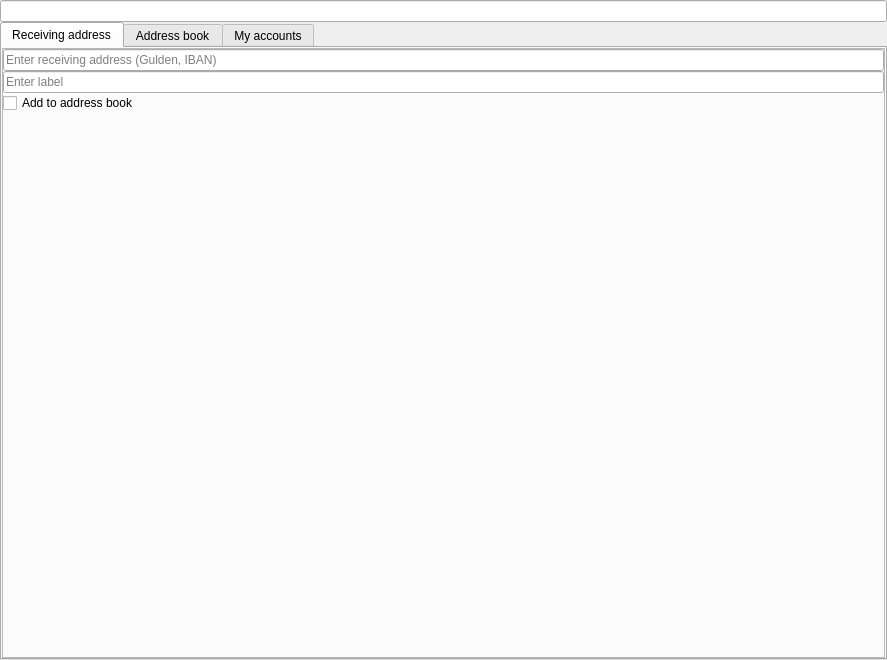
Old version of the form src/qt/_Gulden/forms/guldensendcoinsentry.ui in the repository frozenflux3/munt-official.
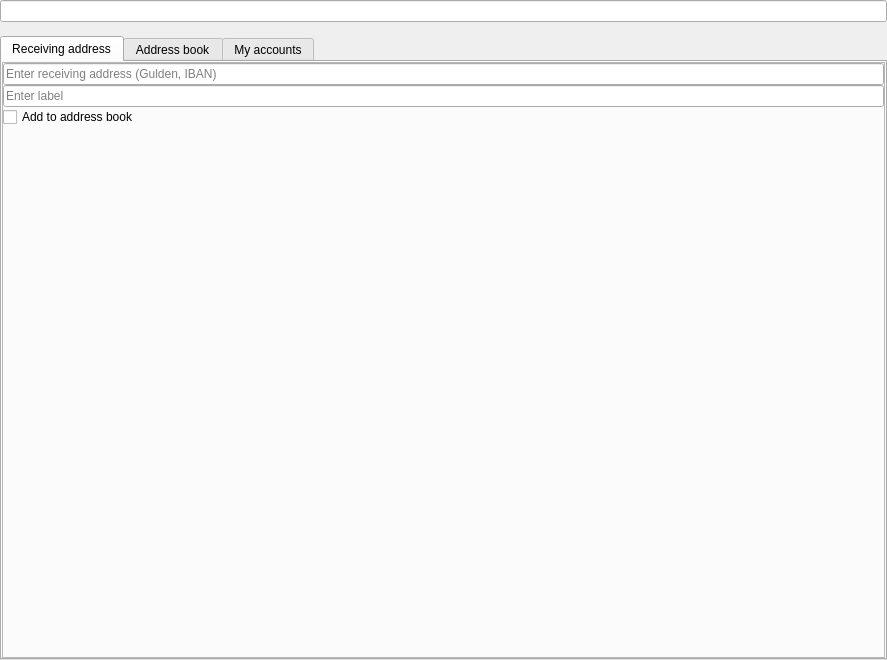
New version of the form. Custom widgets are drawn as their Qt base class.

Commit message: Add payInfo label for extra information like validation and conversion

Patch:
```diff
--- a/src/qt/_Gulden/forms/guldensendcoinsentry.ui
+++ b/src/qt/_Gulden/forms/guldensendcoinsentry.ui
@@ -41,6 +41,13 @@
    <item>
     <widget class="GuldenAmountField" name="payAmount"/>
    </item>
+   <item>
+    <widget class="QLabel" name="payInfo">
+     <property name="text">
+      <string/>
+     </property>
+    </widget>
+   </item>
    <item>
     <widget class="QStackedWidget" name="sendCoinsRecipientStack">
      <property name="currentIndex">
```
The commit also changes 1 other file.
